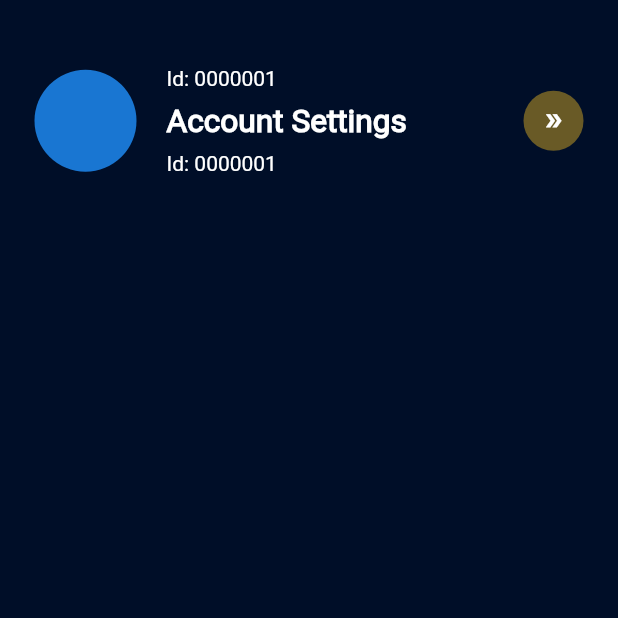
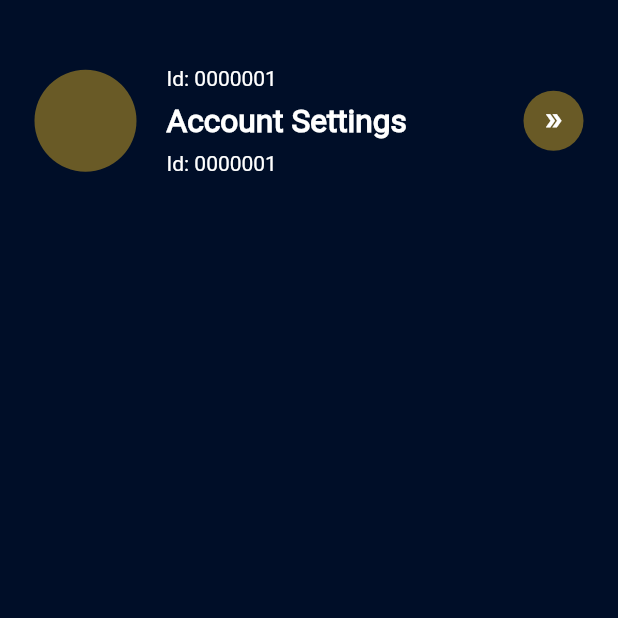
Before and after one commit to Sed-iq/payquicky-app, a Flutter app: the Settings screen opened directly, on a phone screen of 412 x 824 dp, the top half of it. Run offline on Flutter 3.47's test engine with Material 2 defaults, Android fonts, the phone set to English and light mode, and no system bars; our stand-ins replace flutter_animate, icons_plus, material_design_icons_flutter.

Commit message:
Added an update

```diff
--- a/lib/screens/settings.dart
+++ b/lib/screens/settings.dart
@@ -30,6 +30,7 @@ class _SettingsState extends State<Settings> {
                 Row(
                   children: [
                     CircleAvatar(
+                      backgroundColor: Color.fromARGB(120, 223, 176, 35),
                       radius: 34,
                     ),
                     SizedBox(
```
